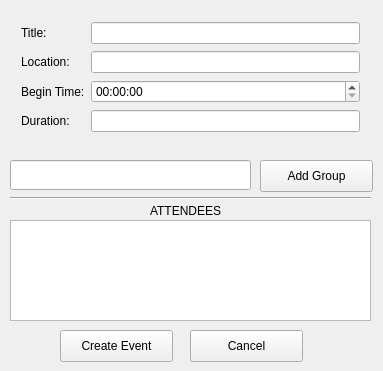
Old version of the form create_group_event.ui in the repository allenh1/timefuse-client.
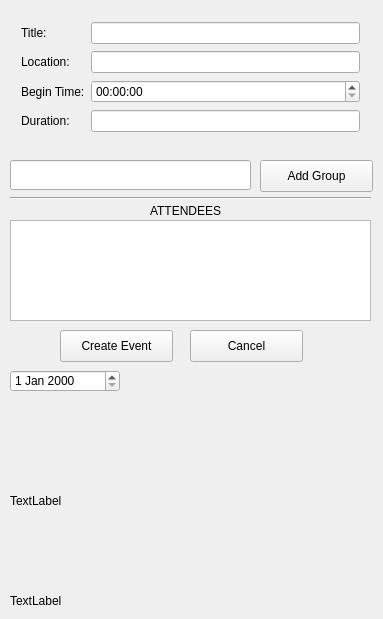
New version of the form.

Commit message: Can create a personal event now. But I don't know how to transfer the date from the schedulinggrid form to the createvent form. For now, you have to enter the date on the createevent form. PLS FIX

Diff of the .ui file:
```diff
--- a/create_group_event.ui
+++ b/create_group_event.ui
@@ -7,7 +7,7 @@
     <x>0</x>
     <y>0</y>
     <width>383</width>
-    <height>371</height>
+    <height>619</height>
    </rect>
   </property>
   <property name="windowTitle">
@@ -150,6 +150,45 @@
     <enum>Qt::Horizontal</enum>
    </property>
   </widget>
+  <widget class="QDateEdit" name="dateEdit">
+   <property name="geometry">
+    <rect>
+     <x>10</x>
+     <y>370</y>
+     <width>110</width>
+     <height>22</height>
+    </rect>
+   </property>
+  </widget>
+  <widget class="QLabel" name="label">
+   <property name="geometry">
+    <rect>
+     <x>10</x>
+     <y>420</y>
+     <width>361</width>
+     <height>161</height>
+    </rect>
+   </property>
+   <property name="text">
+    <string>TextLabel</string>
+   </property>
+   <property name="wordWrap">
+    <bool>true</bool>
+   </property>
+  </widget>
+  <widget class="QLabel" name="label_2">
+   <property name="geometry">
+    <rect>
+     <x>10</x>
+     <y>585</y>
+     <width>371</width>
+     <height>31</height>
+    </rect>
+   </property>
+   <property name="text">
+    <string>TextLabel</string>
+   </property>
+  </widget>
  </widget>
  <layoutdefault spacing="6" margin="11"/>
  <resources/>
```
The commit also changes 7 other files.
